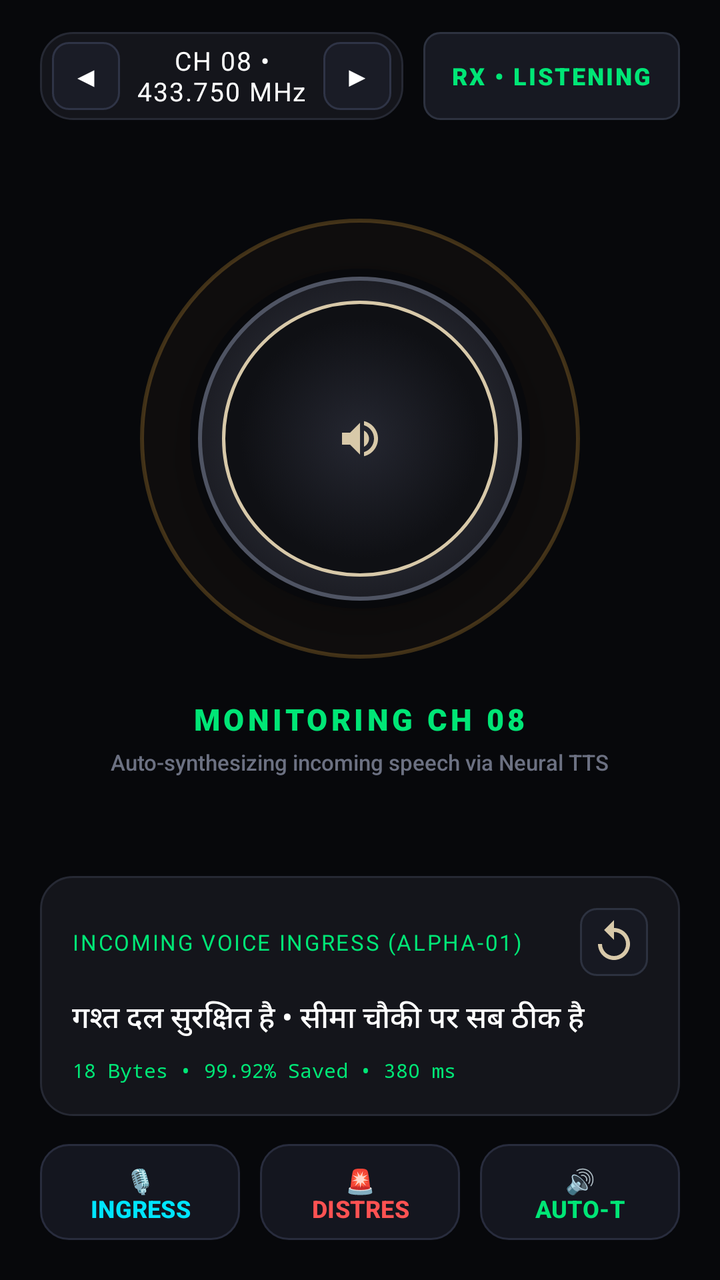
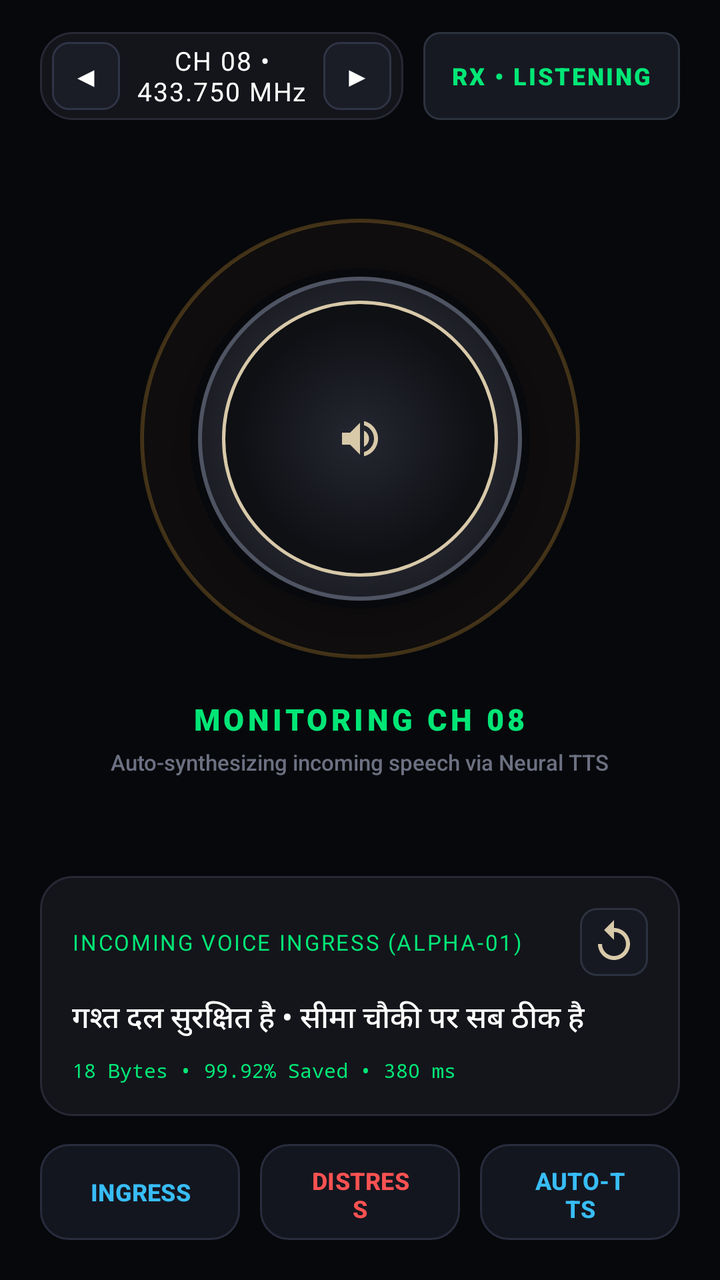

Compare the two renders of this Android layout. The source of the first and the diff that turns it into the second are given below.
<!-- AndroidManifest.xml: application theme Theme.VaaniSetu -->
<!-- res/layout/activity_receiver_station.xml -->
<?xml version="1.0" encoding="utf-8"?>
<LinearLayout xmlns:android="http://schemas.android.com/apk/res/android"
    xmlns:app="http://schemas.android.com/apk/res-auto"
    xmlns:tools="http://schemas.android.com/tools"
    android:layout_width="match_parent"
    android:layout_height="match_parent"
    android:background="#07080B"
    android:fitsSystemWindows="true"
    android:orientation="vertical"
    android:paddingStart="20dp"
    android:paddingTop="16dp"
    android:paddingEnd="20dp"
    android:paddingBottom="20dp">

    
    
    
    <LinearLayout
        android:layout_width="match_parent"
        android:layout_height="wrap_content"
        android:gravity="center_vertical"
        android:orientation="horizontal">

        
        <LinearLayout
            android:layout_width="0dp"
            android:layout_height="44dp"
            android:layout_weight="1"
            android:background="@drawable/bg_tactical_card"
            android:gravity="center_vertical"
            android:orientation="horizontal"
            android:paddingStart="6dp"
            android:paddingEnd="6dp">

            <Button
                android:id="@+id/btn_rx_prev_channel"
                android:layout_width="34dp"
                android:layout_height="34dp"
                android:background="@drawable/bg_channel_arrow"
                app:backgroundTint="@null"
                android:minWidth="0dp"
                android:minHeight="0dp"
                android:padding="0dp"
                android:insetTop="0dp"
                android:insetBottom="0dp"
                android:text="◀"
                android:textColor="#FFFFFF"
                android:textSize="14sp" />

            <TextView
                android:id="@+id/tv_rx_channel_header"
                android:layout_width="0dp"
                android:layout_height="wrap_content"
                android:layout_weight="1"
                android:fontFamily="sans-serif-bold"
                android:gravity="center"
                android:letterSpacing="0.05"
                android:text="CH 08 • 433.750 MHz"
                android:textColor="#FFFFFF"
                android:textSize="13sp" />

            <Button
                android:id="@+id/btn_rx_next_channel"
                android:layout_width="34dp"
                android:layout_height="34dp"
                android:background="@drawable/bg_channel_arrow"
                app:backgroundTint="@null"
                android:minWidth="0dp"
                android:minHeight="0dp"
                android:padding="0dp"
                android:insetTop="0dp"
                android:insetBottom="0dp"
                android:text="▶"
                android:textColor="#FFFFFF"
                android:textSize="14sp" />
        </LinearLayout>

        
        <TextView
            android:id="@+id/tv_rx_badge"
            android:layout_width="wrap_content"
            android:layout_height="44dp"
            android:layout_marginStart="10dp"
            android:background="@drawable/bg_chip_callsign"
            android:fontFamily="sans-serif-black"
            android:gravity="center"
            android:letterSpacing="0.08"
            android:paddingStart="14dp"
            android:paddingEnd="14dp"
            android:text="RX • LISTENING"
            android:textColor="#00E676"
            android:textSize="12sp" />
    </LinearLayout>

    
    
    
    <LinearLayout
        android:layout_width="match_parent"
        android:layout_height="0dp"
        android:layout_weight="1"
        android:gravity="center"
        android:orientation="vertical">

        
        <FrameLayout
            android:layout_width="220dp"
            android:layout_height="220dp">

            
            <View
                android:id="@+id/view_rx_halo"
                android:layout_width="match_parent"
                android:layout_height="match_parent"
                android:background="@drawable/bg_radar_ring" />

            
            <ImageButton
                android:id="@+id/btn_rx_indicator"
                android:layout_width="170dp"
                android:layout_height="170dp"
                android:layout_gravity="center"
                android:background="@drawable/btn_ptt_3d_selector"
                android:contentDescription="Receiver Listening"
                android:elevation="12dp"
                android:scaleType="centerInside"
                android:src="@drawable/ic_speaker_wave" />
        </FrameLayout>

        
        <TextView
            android:id="@+id/tv_rx_status"
            android:layout_width="wrap_content"
            android:layout_height="wrap_content"
            android:layout_marginTop="20dp"
            android:fontFamily="sans-serif-black"
            android:letterSpacing="0.12"
            android:text="MONITORING CH 08"
            android:textColor="#00E676"
            android:textSize="15sp" />

        
        <TextView
            android:id="@+id/tv_rx_hint"
            android:layout_width="wrap_content"
            android:layout_height="wrap_content"
            android:layout_marginTop="4dp"
            android:fontFamily="sans-serif-medium"
            android:text="Auto-synthesizing incoming speech via Neural TTS"
            android:textColor="#6C7182"
            android:textSize="11sp" />

    </LinearLayout>

    
    
    
    <LinearLayout
        android:layout_width="match_parent"
        android:layout_height="wrap_content"
        android:layout_marginBottom="14dp"
        android:background="@drawable/bg_tactical_card"
        android:orientation="vertical"
        android:padding="16dp">

        
        <LinearLayout
            android:layout_width="match_parent"
            android:layout_height="wrap_content"
            android:gravity="center_vertical"
            android:orientation="horizontal">

            <TextView
                android:id="@+id/tv_rx_msg_header"
                android:layout_width="0dp"
                android:layout_height="wrap_content"
                android:layout_weight="1"
                android:fontFamily="sans-serif-bold"
                android:letterSpacing="0.08"
                android:text="INCOMING VOICE INGRESS (ALPHA-01)"
                android:textColor="#00E676"
                android:textSize="11sp" />

            <ImageButton
                android:id="@+id/btn_rx_replay_audio"
                android:layout_width="34dp"
                android:layout_height="34dp"
                android:background="@drawable/bg_chip_callsign"
                android:contentDescription="Replay Audio"
                android:src="@drawable/ic_replay_audio" />
        </LinearLayout>

        
        <TextView
            android:id="@+id/tv_rx_msg_text"
            android:layout_width="match_parent"
            android:layout_height="wrap_content"
            android:layout_marginTop="10dp"
            android:fontFamily="sans-serif-medium"
            android:lineSpacingExtra="3dp"
            android:text="गश्त दल सुरक्षित है • सीमा चौकी पर सब ठीक है"
            android:textColor="#FFFFFF"
            android:textSize="15sp" />

        
        <TextView
            android:id="@+id/tv_rx_msg_telemetry"
            android:layout_width="wrap_content"
            android:layout_height="wrap_content"
            android:layout_marginTop="8dp"
            android:fontFamily="monospace"
            android:text="18 Bytes • 99.92% Saved • 380 ms"
            android:textColor="#00E676"
            android:textSize="10sp" />
    </LinearLayout>

    
    
    
    <LinearLayout
        android:layout_width="match_parent"
        android:layout_height="wrap_content"
        android:gravity="center"
        android:orientation="horizontal">

        
        <Button
            android:id="@+id/btn_dock_ingress"
            android:layout_width="0dp"
            android:layout_height="48dp"
            android:layout_marginEnd="6dp"
            android:layout_weight="1"
            android:background="@drawable/bg_dock_button"
            app:backgroundTint="@null"
            android:text="🎙️ INGRESS"
            android:textColor="#00E5FF"
            android:textSize="12sp"
            android:textStyle="bold" />

        
        <Button
            android:id="@+id/btn_dock_distress"
            android:layout_width="0dp"
            android:layout_height="48dp"
            android:layout_marginStart="4dp"
            android:layout_marginEnd="6dp"
            android:layout_weight="1"
            android:background="@drawable/bg_dock_button"
            app:backgroundTint="@null"
            android:text="🚨 DISTRESS"
            android:textColor="#FF5252"
            android:textSize="12sp"
            android:textStyle="bold" />

        
        <Button
            android:id="@+id/btn_dock_auto_tts"
            android:layout_width="0dp"
            android:layout_height="48dp"
            android:layout_marginStart="4dp"
            android:layout_weight="1"
            android:background="@drawable/bg_dock_button"
            app:backgroundTint="@null"
            android:text="🔊 AUTO-TTS"
            android:textColor="#00E676"
            android:textSize="12sp"
            android:textStyle="bold" />
    </LinearLayout>

</LinearLayout>
<!-- resources referenced by this layout -->
<resources>
  <!-- drawable bg_channel_arrow (drawable) -->
  <?xml version="1.0" encoding="utf-8"?>
  <shape xmlns:android="http://schemas.android.com/apk/res/android" android:shape="rectangle">
      <solid android:color="#1A1C26" />
      <stroke android:width="1dp" android:color="#2F3446" />
      <corners android:radius="8dp" />
  </shape>
  <!-- drawable bg_chip_callsign (drawable) -->
  <?xml version="1.0" encoding="utf-8"?>
  <shape xmlns:android="http://schemas.android.com/apk/res/android" android:shape="rectangle">
      <solid android:color="#171922" />
      <stroke android:width="1dp" android:color="#2D3240" />
      <corners android:radius="8dp" />
  </shape>
  <!-- drawable bg_dock_button (drawable) -->
  <?xml version="1.0" encoding="utf-8"?>
  <ripple xmlns:android="http://schemas.android.com/apk/res/android"
      android:color="#30FFFFFF">
      <item>
          <shape android:shape="rectangle">
              <solid android:color="#14161F" />
              <stroke android:width="1dp" android:color="#282C3D" />
              <corners android:radius="14dp" />
          </shape>
      </item>
  </ripple>
  <!-- drawable bg_radar_ring (drawable) -->
  <?xml version="1.0" encoding="utf-8"?>
  <shape xmlns:android="http://schemas.android.com/apk/res/android"
      android:shape="oval">
      <stroke
          android:width="2dp"
          android:color="#40E5A93C" />
      <solid android:color="#08E5A93C" />
  </shape>
  <!-- drawable bg_tactical_card (drawable) -->
  <?xml version="1.0" encoding="utf-8"?>
  <shape xmlns:android="http://schemas.android.com/apk/res/android" android:shape="rectangle">
      <solid android:color="#14151B" />
      <stroke android:width="1dp" android:color="#262934" />
      <corners android:radius="16dp" />
  </shape>
  <!-- drawable btn_ptt_3d_selector (drawable) -->
  <?xml version="1.0" encoding="utf-8"?>
  <selector xmlns:android="http://schemas.android.com/apk/res/android">
      <item android:state_pressed="true" android:drawable="@drawable/bg_ptt_pressed" />
      <item android:state_focused="true" android:drawable="@drawable/bg_ptt_pressed" />
      <item android:drawable="@drawable/bg_ptt_normal" />
  </selector>
  <!-- drawable ic_replay_audio (drawable) -->
  <vector xmlns:android="http://schemas.android.com/apk/res/android"
      android:width="24dp"
      android:height="24dp"
      android:viewportWidth="24"
      android:viewportHeight="24">
      <path
          android:fillColor="#D8C9A9"
          android:pathData="M12,5V1L7,6l5,5V7c3.31,0 6,2.69 6,6s-2.69,6 -6,6 -6,-2.69 -6,-6H4c0,4.42 3.58,8 8,8s8,-3.58 8,-8 -3.58,-8 -8,-8z"/>
  </vector>
  <!-- drawable ic_speaker_wave (drawable) -->
  <vector xmlns:android="http://schemas.android.com/apk/res/android"
      android:width="24dp"
      android:height="24dp"
      android:viewportWidth="24"
      android:viewportHeight="24">
      <path
          android:fillColor="#D8C9A9"
          android:pathData="M3,9v6h4l5,5V4L7,9H3zm13.5,3c0,-1.77 -1.02,-3.29 -2.5,-4.03v8.05c1.48,-0.74 2.5,-2.26 2.5,-4.02zM14,3.23v2.06c2.89,0.86 5,3.54 5,6.71s-2.11,5.85 -5,6.71v2.06c4.01,-0.91 7,-4.49 7,-8.77s-2.99,-7.86 -7,-8.77z"/>
  </vector>
  <!-- drawable bg_ptt_pressed (drawable) -->
  <?xml version="1.0" encoding="utf-8"?>
  <layer-list xmlns:android="http://schemas.android.com/apk/res/android">
      
      <item>
          <shape android:shape="oval">
              <solid android:color="#040507" />
              <stroke android:width="3dp" android:color="#00E676" />
          </shape>
      </item>
      
      <item android:top="8dp" android:bottom="8dp" android:left="8dp" android:right="8dp">
          <shape android:shape="oval">
              <gradient
                  android:type="radial"
                  android:gradientRadius="60dp"
                  android:startColor="#0D1A13"
                  android:endColor="#050806" />
              <stroke android:width="2dp" android:color="#00E676" />
          </shape>
      </item>
  </layer-list>
  <!-- unchanged entries left out for length: 3 -->
</resources>

<!-- the commit's change to res/layout/activity_receiver_station.xml (unified diff, before → after) -->
@@ -232,8 +232,8 @@
             android:layout_weight="1"
             android:background="@drawable/bg_dock_button"
             app:backgroundTint="@null"
-            android:text="🎙️ INGRESS"
-            android:textColor="#00E5FF"
+            android:text="INGRESS"
+            android:textColor="#38BDF8"
             android:textSize="12sp"
             android:textStyle="bold" />
 
@@ -247,7 +247,7 @@
             android:layout_weight="1"
             android:background="@drawable/bg_dock_button"
             app:backgroundTint="@null"
-            android:text="🚨 DISTRESS"
+            android:text="DISTRESS"
             android:textColor="#FF5252"
             android:textSize="12sp"
             android:textStyle="bold" />
@@ -261,8 +261,8 @@
             android:layout_weight="1"
             android:background="@drawable/bg_dock_button"
             app:backgroundTint="@null"
-            android:text="🔊 AUTO-TTS"
-            android:textColor="#00E676"
+            android:text="AUTO-TTS"
+            android:textColor="#38BDF8"
             android:textSize="12sp"
             android:textStyle="bold" />
     </LinearLayout>
